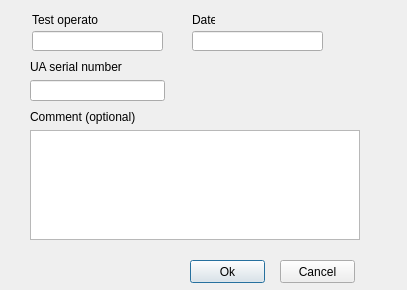
First picture: the form in Widget_Library/Test_data_capture.ui, repository 8foldrepo/RF_Balance_Profound, before the edit.
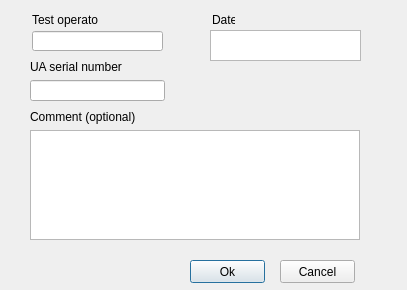
Second picture: the form after the edit.

Commit message: forgot to add matcher/mapper for 2d calibration data array to list of labels in write to cal data window

```diff
--- a/Widget_Library/Test_data_capture.ui
+++ b/Widget_Library/Test_data_capture.ui
@@ -76,7 +76,7 @@
   <widget class="QLabel" name="label_2">
    <property name="geometry">
     <rect>
-     <x>192</x>
+     <x>212</x>
      <y>12</y>
      <width>23</width>
      <height>16</height>
@@ -86,37 +86,6 @@
     <string>Date</string>
    </property>
   </widget>
-  <widget class="QLineEdit" name="date_inputline">
-   <property name="geometry">
-    <rect>
-     <x>192</x>
-     <y>31</y>
-     <width>131</width>
-     <height>20</height>
-    </rect>
-   </property>
-   <property name="sizePolicy">
-    <sizepolicy hsizetype="Fixed" vsizetype="Fixed">
-     <horstretch>0</horstretch>
-     <verstretch>0</verstretch>
-    </sizepolicy>
-   </property>
-   <property name="minimumSize">
-    <size>
-     <width>131</width>
-     <height>20</height>
-    </size>
-   </property>
-   <property name="maximumSize">
-    <size>
-     <width>131</width>
-     <height>20</height>
-    </size>
-   </property>
-   <property name="text">
-    <string/>
-   </property>
-  </widget>
   <widget class="QLabel" name="label">
    <property name="geometry">
     <rect>
@@ -169,6 +138,22 @@
     <string>Cancel</string>
    </property>
   </widget>
+  <widget class="QTextBrowser" name="date_output">
+   <property name="geometry">
+    <rect>
+     <x>210</x>
+     <y>30</y>
+     <width>151</width>
+     <height>31</height>
+    </rect>
+   </property>
+   <property name="acceptDrops">
+    <bool>false</bool>
+   </property>
+   <property name="inputMethodHints">
+    <set>Qt::ImhNone</set>
+   </property>
+  </widget>
  </widget>
  <resources/>
  <connections/>
```
Left out of the diff: 3 changed lines with no effect on the pictures. The commit also changes 1 other file.
